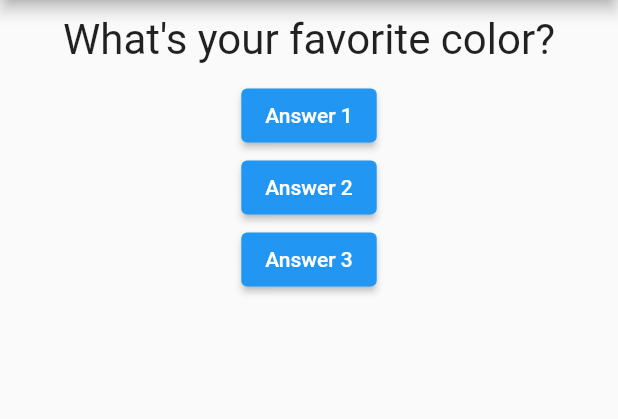
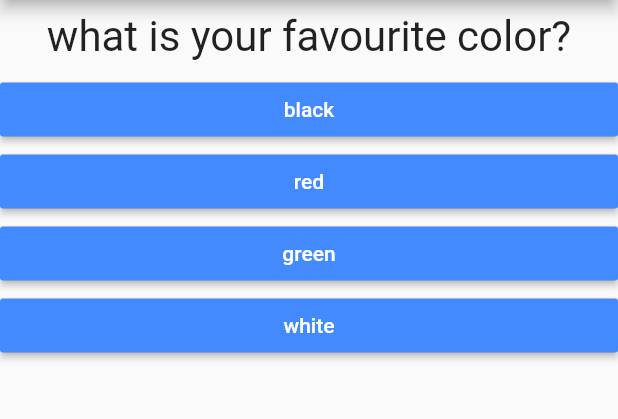
Before and after one commit to toddmac12/main_guide_flutter_app, a Flutter app: the screen it shows after launch, on a phone screen of 412 x 824 dp, the part 84-503 px from its top. Run offline on Flutter 3.47's test engine with Material 2 defaults, Android fonts, the phone set to English and light mode, and no system bars.

Commit message:
edits to project

```diff
--- /dev/null
+++ b/lib/answer.dart
@@ -0,0 +1,23 @@
+// ignore_for_file: deprecated_member_use
+
+import 'package:flutter/material.dart';
+
+class Answer extends StatelessWidget {
+  final Function selectHandler;
+  final String answerText;
+
+  Answer(this.selectHandler, this.answerText);
+
+  @override
+  Widget build(BuildContext context) {
+    return Container(
+      width: double.infinity,
+      child: RaisedButton(
+        color: Colors.blueAccent,
+        textColor: Colors.white,
+        child: Text(answerText),
+        onPressed: selectHandler,
+      ),
+    );
+  }
+}
--- a/lib/main.dart
+++ b/lib/main.dart
@@ -1,7 +1,7 @@
-// ignore_for_file: use_key_in_widget_constructors
+import 'package:flutter/material.dart';
+import './quiz.dart';
+import './result.dart';
 
-import 'package:flutter/material.dart';
-import './question.dart';
 void main() => runApp(MyApp());
 
 class MyApp extends StatefulWidget {
@@ -11,39 +11,70 @@ return _MyAppState();
   }
 }
 
-class _MyAppState extends State<MyApp>{
+/* _ syntax ..converts public class to private class
+can only be used MyApp class...class located on other files cannot use it*/
+class _MyAppState extends State<MyApp> {
+  //_ syntax private property
   var _questionIndex = 0;
+  var _totalScore = 0;
+  final _questions = const [
+    {
+      'questionText': 'what is your favourite color?',
+      'answers': [
+        {'text': 'black', 'score': 10},
+        {'text': 'red', 'score': 5},
+        {'text': 'green', 'score': 3},
+        {'text': 'white', 'score': 1},
+      ]
+    },
+    {
+      'questionText': 'what is your favourite animal?',
+      'answers': [
+        {'text': 'deer', 'score': 10},
+        {'text': 'lion', 'score': 5},
+        {'text': 'snake', 'score': 3},
+        {'text': 'bird', 'score': 1},
+      ]
+    },
+    {
+      'questionText': 'what is your favourite car?',
+      'answers': [
+        {'text': 'bmw', 'score': 10},
+        {'text': 'ferrari', 'score': 5},
+        {'text': 'honda', 'score': 3},
+        {'text': 'plane', 'score': 1},
+      ]
+    },
+  ];
 
-void _answerQuestion() {
+  void _resetQuiz() {
     setState(() {
-_questionIndex = _questionIndex + 1;
+      _totalScore = 0;
+      _questionIndex = 0;
+    });
+  }
+
+  void _AnswerQuestion(int score) {
+    _totalScore = _totalScore + score;
+    setState(() {
+      print('setState()  called!');
+      _questionIndex = (_questionIndex + 1);
     });
 
-print(_questionIndex);
+    print('AnswerQuestion()  called!');
   }
 
   @override
   Widget build(BuildContext context) {
-    var questions = [
-      'What\'s your favorite color?',
-      'What\'s your favorite animal?',
-    ];
     return MaterialApp(
         home: Scaffold(
-        appBar: AppBar(
-            title: Text('My First App'),
-        ),
-        body: Column(
-          children: [
-            Question(
-              questions[_questionIndex],
-  ),
-            ElevatedButton(child: Text('Answer 1'), onPressed: _answerQuestion,),
-            ElevatedButton(child: Text('Answer 2'), onPressed: _answerQuestion,),
-            ElevatedButton(child: Text('Answer 3'), onPressed: _answerQuestion,),
-          ],
-        ),
-      ),
-    );
+      appBar: AppBar(title: Text('My First App')),
+      body: _questionIndex < _questions.length
+          ? Quiz(
+              answerQuestion: _AnswerQuestion,
+              questionIndex: _questionIndex,
+              questions: _questions)
+          : Result(_totalScore, _resetQuiz),
+    ));
   }
 }
--- a/lib/question.dart
+++ b/lib/question.dart
@@ -2,13 +2,15 @@ import 'package:flutter/material.dart';
 
 class Question extends StatelessWidget {
   final String questionText;
+
   Question(this.questionText);
 
   @override
   Widget build(BuildContext context) {
+    print('Question build()  called!');
     return Container(
       width: double.infinity,
-      margin: EdgeInsets.all(10),
+      margin: EdgeInsets.all(8),
       child: Text(
         questionText,
         style: TextStyle(fontSize: 28),
--- /dev/null
+++ b/lib/quiz.dart
@@ -0,0 +1,27 @@
+import 'package:flutter/material.dart';
+import './question.dart';
+import './answer.dart';
+
+class Quiz extends StatelessWidget {
+  final List<Map<String, Object>> questions;
+  final int questionIndex;
+  final Function answerQuestion;
+
+  Quiz(
+      {@required this.answerQuestion,
+      @required this.questionIndex,
+      @required this.questions});
+
+  @override
+  Widget build(BuildContext context) {
+    return Column(
+      children: <Widget>[
+        Question(questions[questionIndex]['questionText']),
+        ...(questions[questionIndex]['answers'] as List<Map<String, Object>>)
+            .map((answer) {
+          return Answer(() => answerQuestion(answer['score']), answer['text']);
+        }).toList()
+      ],
+    );
+  }
+}
```
Also changed, not shown: lib/result.dart (added, +41 -0 lines). Lines whose indentation alone changed are shown as unchanged.
